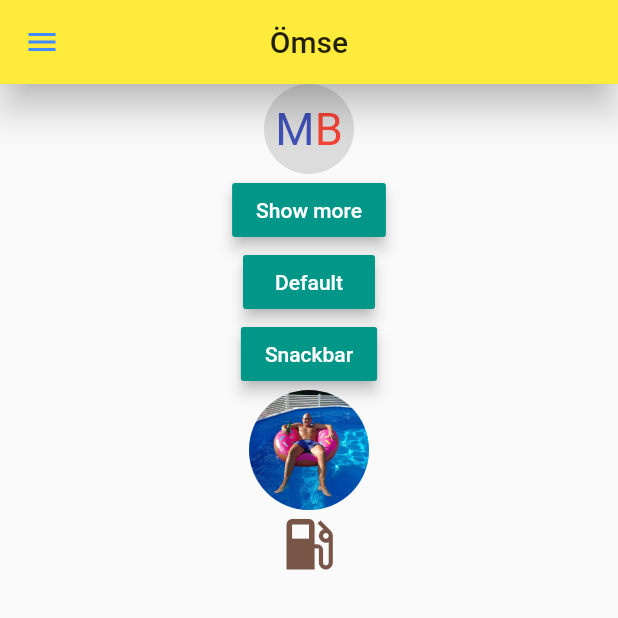
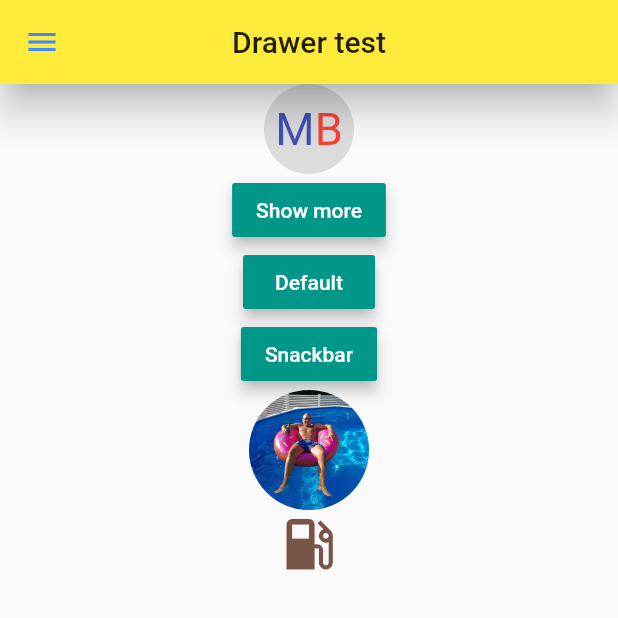
Before and after one commit to bylisoft/testing_first_repo_from_androidstudio, a Flutter app: the screen it shows after launch, on a phone screen of 412 x 824 dp, the top half of it. Run offline on Flutter 3.47's test engine with Material 2 defaults, Android fonts, the phone set to English and light mode, and no system bars.

Commit message:
First change

```diff
--- a/lib/main.dart
+++ b/lib/main.dart
@@ -60,7 +60,7 @@ class _MyHomePageState extends State<MyHomePage>{
 
     return Scaffold(
         appBar: AppBar(
-          title: Text('Ömse'),
+          title: Text('Drawer test'),
 //          backgroundColor: Colors.yellow[800],
           centerTitle: true,
           elevation: 10,
```
